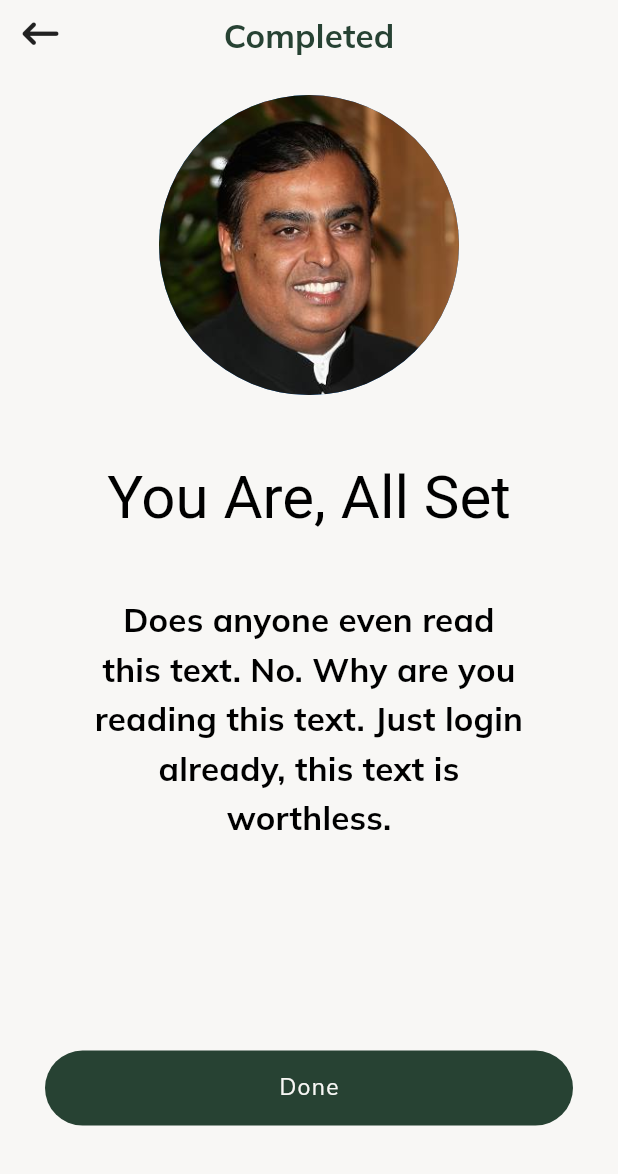
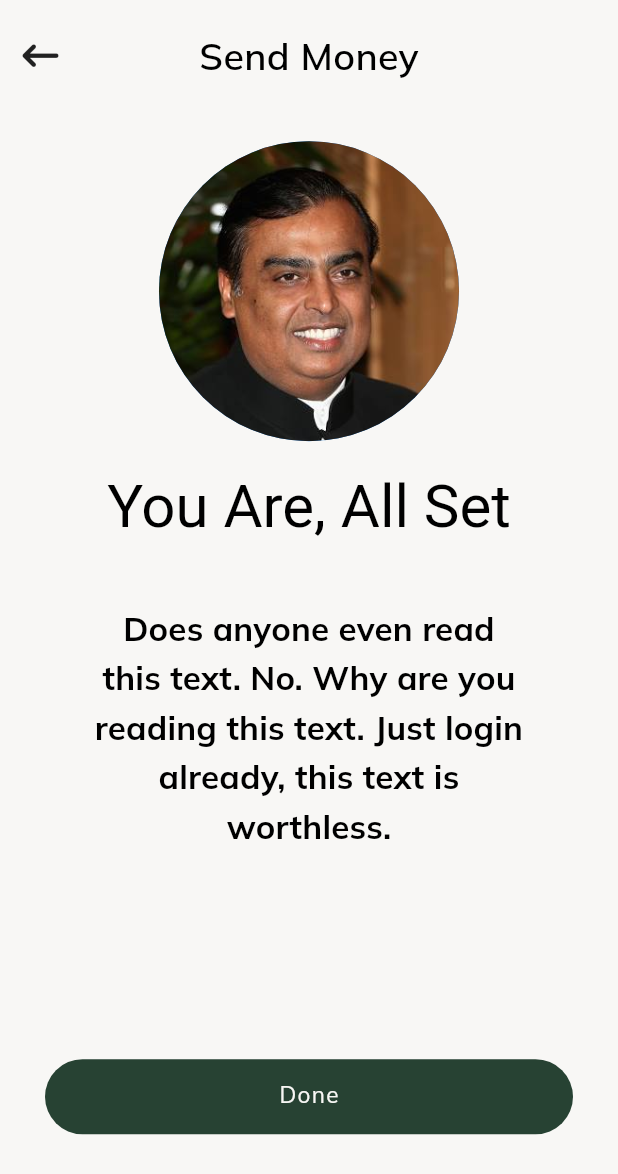
Before and after one commit to arpandaze/AaryaPay, a Flutter app: the CompletedScreen widget shown alone on an empty page, opened directly, on a phone screen of 412 x 824 dp. Shown: the top 1174 px of the screen. Run offline on Flutter 3.47's test engine with Material 2 defaults, Android fonts, the phone set to English and light mode, and no system bars; our stand-ins replace equatable, flutter_bloc, flutter_feather_icons, flutter_svg, font_awesome_flutter, google_fonts and 4 more; missing offline and left inert: cryptography, dart:ffi, qr_code_scanner.

Commit message:
fix: minor UI fixes for signup screen

```diff
--- a/frontend/lib/screens/Register/completed_screen.dart
+++ b/frontend/lib/screens/Register/completed_screen.dart
@@ -1,8 +1,10 @@
 import 'package:aaryapay/components/CustomDatePicker.dart';
 import 'package:aaryapay/components/CustomTextField.dart';
 import 'package:aaryapay/screens/Home/home_screen.dart';
+import 'package:aaryapay/screens/QrScan/qrscan_screen.dart';
 import 'package:aaryapay/screens/Register/components/register_wrapper.dart';
 import 'package:aaryapay/screens/Register/verify_screen.dart';
+import 'package:aaryapay/screens/Send/send_money.dart';
 import 'package:flutter/material.dart';
 import 'package:font_awesome_flutter/font_awesome_flutter.dart';
 
@@ -22,7 +24,7 @@ class CompletedScreen extends StatelessWidget {
       actionButtonFunction: () => Navigator.of(context).push(
         PageRouteBuilder(
           pageBuilder: (context, animation1, animation2) =>
-              const HomeScreen(),
+              SendMoney(),
           transitionDuration: Duration.zero,
           reverseTransitionDuration: Duration.zero,
         ),
--- a/frontend/lib/screens/Register/components/register_wrapper.dart
+++ b/frontend/lib/screens/Register/components/register_wrapper.dart
@@ -39,72 +39,55 @@ class RegisterWrapper extends StatelessWidget {
   }
 
   Widget body(Size size, BuildContext context) {
-    return Container(
-      alignment: Alignment.topCenter,
-      width: double.infinity,
-      height: size.height,
-      // decoration: BoxDecoration(
-      //     border: Border.all(color: Color.fromARGB(255, 250, 0, 0), width: 5)),
-      child: SingleChildScrollView(
-        child: Column(
+    return Column(
+      children: [
+        Column(
+          crossAxisAlignment: CrossAxisAlignment.center,
+          mainAxisAlignment: MainAxisAlignment.center,
           children: [
             SizedBox(
-              height: size.height * 0.35,
+              height: size.height * 0.09,
               child: Stack(
                 clipBehavior: Clip.none,
                 children: [
                   Container(
-                    alignment: Alignment.topCenter,
-                    padding: const EdgeInsets.only(top: 10),
-                    child: Text(
-                      title ?? "",
-                      style: Theme.of(context).textTheme.titleMedium!.merge(
-                          TextStyle(
-                              fontWeight: FontWeight.bold,
-                              color: Theme.of(context).colorScheme.primary)),
+                    padding: const EdgeInsets.all(15),
+                    alignment: Alignment.centerLeft,
+                    child: Visibility(
+                        visible: backButton ?? false,
+                        child: GestureDetector(
+                            behavior: HitTestBehavior.opaque,
+                            onTap: backButttonFunction,
+                            child: const Icon(FontAwesomeIcons.arrowLeftLong))),
                   ),
+                  Container(
+                    alignment: Alignment.center,
+                    padding: const EdgeInsets.all(15),
+                    child: Text("Send Money",
+                        style: Theme.of(context).textTheme.headlineMedium!),
+                  ),
+                ],
+              ),
+            )
+          ],
         ),
         Container(
             alignment: Alignment.bottomCenter,
-                      // decoration: BoxDecoration(
-                      //     border: Border.all(color: Colors.deepPurple)),
-                      padding: const EdgeInsets.symmetric(vertical: 25),
+            margin: EdgeInsets.only(top: 20),
             child: const CircleAvatar(
               backgroundImage: AssetImage("assets/images/pfp.jpeg"),
               minRadius: 70,
               maxRadius: 100,
             )),
-                  Visibility(
-                    visible: backButton ?? false,
-                    child: Positioned(
-                        top: 10,
-                        left: 15,
-                        child: GestureDetector(
-                            behavior: HitTestBehavior.opaque,
-                            onTap: backButttonFunction,
-                            child: const SizedBox(
-                                child: Icon(FontAwesomeIcons.arrowLeftLong)))),
-                  ),
-                ],
-              ),
-            ),
         Container(
             height: size.height * 0.5,
-                // decoration:
-                //     BoxDecoration(border: Border.all(color: Colors.cyanAccent)),
-                padding:
-                    const EdgeInsets.symmetric(vertical: 20, horizontal: 20),
+            padding: const EdgeInsets.symmetric(vertical: 20, horizontal: 20),
             child: children),
-
-            // decoration:
-            //     BoxDecoration(border: Border.all(color: Colors.cyanAccent)),
         CustomActionButton(
           label: actionButtonLabel,
           onClick: actionButtonFunction,
         ),
       ],
-        ),
-      ),
     );
   }
 }
```
Also changed, not shown: frontend/lib/screens/Register/account_and_security.dart (+2 -5 lines), frontend/lib/screens/Send/send_money.dart (added, +111 -0 lines). Lines whose indentation alone changed are shown as unchanged.
